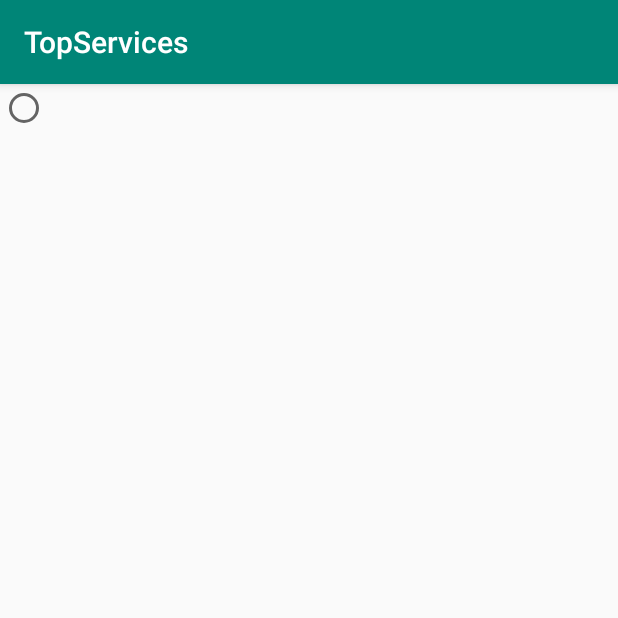
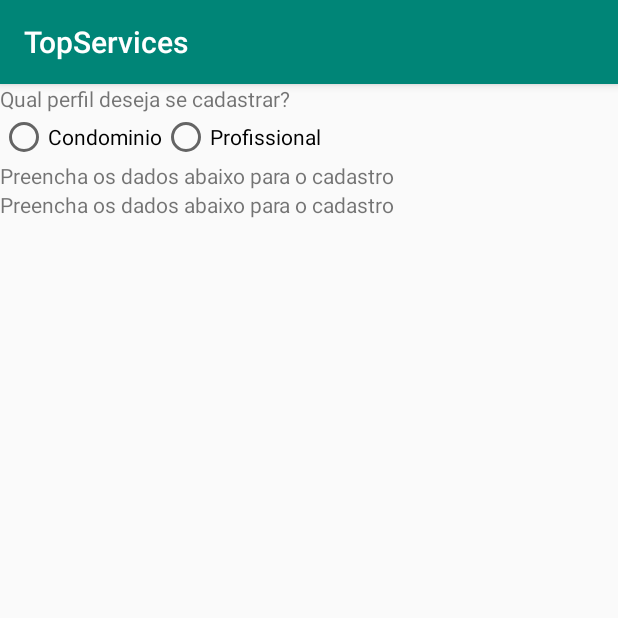
Before and after one commit to rodrigocosta07/AppTopServices, an Android app: the RegistrarActivity screen opened directly, with no data from a screen before it, on a phone screen of 412 x 824 dp, the top half of it. Run offline under Robolectric (Android 15) with nearby library versions, the phone set to English and light mode, and no system bars.

Commit message:
Iniciando tela de registro

```diff
--- a/app/src/main/java/com/app/topservices/RegistrarActivity.java
+++ b/app/src/main/java/com/app/topservices/RegistrarActivity.java
@@ -2,6 +2,8 @@ package com.app.topservices;
 
 import android.support.v7.app.AppCompatActivity;
 import android.os.Bundle;
+import android.view.View;
+import android.widget.RadioButton;
 
 public class RegistrarActivity extends AppCompatActivity {
 
@@ -9,5 +11,9 @@ public class RegistrarActivity extends AppCompatActivity {
     protected void onCreate(Bundle savedInstanceState) {
         super.onCreate(savedInstanceState);
         setContentView(R.layout.activity_registrar);
+
+
+
+
     }
 }
--- a/app/src/main/res/layout/activity_registrar.xml
+++ b/app/src/main/res/layout/activity_registrar.xml
@@ -4,15 +4,51 @@
     xmlns:tools="http://schemas.android.com/tools"
     android:layout_width="match_parent"
     android:layout_height="match_parent"
-    tools:context=".RegistrarActivity">
+    tools:context=".RegistrarActivity"
+    android:orientation="vertical">
 
+    <TextView
+        android:layout_width="wrap_content"
+        android:layout_height="wrap_content"
+        android:text="Qual perfil deseja se cadastrar?"/>
     <RadioGroup
         android:layout_width="wrap_content"
         android:layout_height="wrap_content"
-        android:orientation="horizontal">
-        <RadioButton
+        android:orientation="horizontal"
+        >
 
+        <RadioButton android:id="@+id/RadioCondominio"
             android:layout_width="wrap_content"
-            android:layout_height="wrap_content" />
+            android:layout_height="wrap_content"
+            android:text="Condominio"
+            />
+
+        <RadioButton android:id="@+id/RadioProfissional"
+            android:layout_width="wrap_content"
+            android:layout_height="wrap_content"
+            android:text="Profissional"
+            />
     </RadioGroup>
+
+    <LinearLayout
+        android:id="@+id/FormCondominio"
+        android:layout_width="wrap_content"
+        android:layout_height="wrap_content"
+        >
+    <TextView
+        android:layout_width="wrap_content"
+        android:layout_height="wrap_content"
+        android:text="Preencha os dados abaixo para o cadastro"/>
+    </LinearLayout>
+
+    <LinearLayout
+        android:id="@+id/FormProfissional"
+        android:layout_width="wrap_content"
+        android:layout_height="wrap_content"
+        >
+    <TextView
+        android:layout_width="wrap_content"
+        android:layout_height="wrap_content"
+        android:text="Preencha os dados abaixo para o cadastro"/>
+    </LinearLayout>
 </LinearLayout>
```
